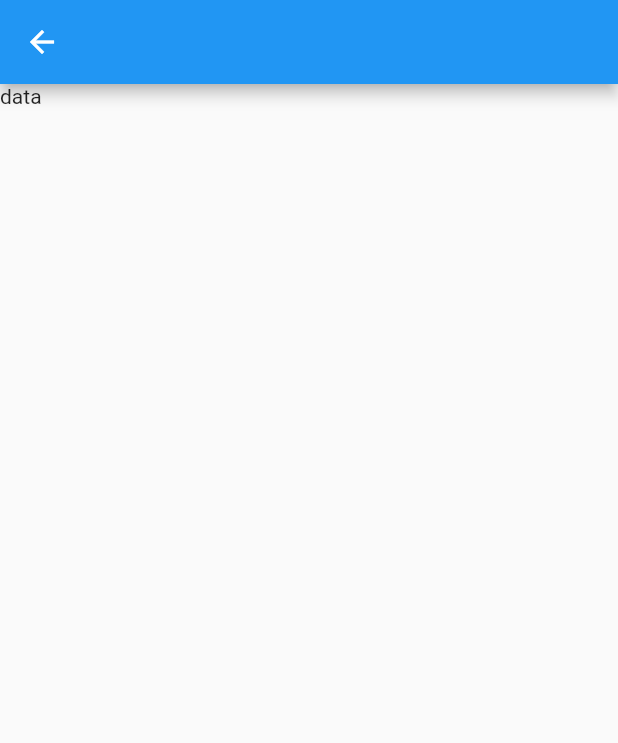
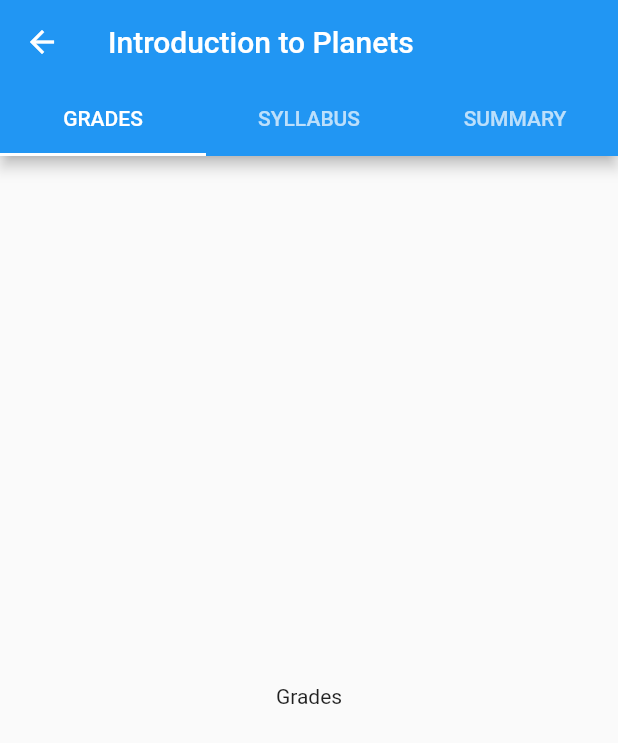
Before and after one commit to UmairJibran/canvasparent, a Flutter app: the screen it shows after launch, after a tap on "Screen 2", on a phone screen of 412 x 824 dp. Shown: the top 743 px of the screen. Run offline on Flutter 3.47's test engine with Material 2 defaults, Android fonts, the phone set to English and light mode, and no system bars.

Commit message:
added tabbar

```diff
--- /dev/null
+++ b/lib/dummy/tabs.dart
@@ -0,0 +1,7 @@
+import '../model/tab.dart';
+
+const List<Tab> tabs = const <Tab>[
+  const Tab(title: 'GRADES'),
+  const Tab(title: 'SYLLABUS'),
+  const Tab(title: 'SUMMARY'),
+];
--- /dev/null
+++ b/lib/model/tab.dart
@@ -0,0 +1,5 @@
+class Tab {
+  const Tab({this.title});
+
+  final String title;
+}
--- a/lib/screens/detailpage.dart
+++ b/lib/screens/detailpage.dart
@@ -1,12 +1,44 @@
+import 'package:canvasparent/dummy/tabs.dart';
+import 'package:canvasparent/widgets/tab_screens/grades.dart';
+import 'package:canvasparent/widgets/tab_screens/summary.dart';
+import 'package:canvasparent/widgets/tab_screens/syllabus.dart';
 import 'package:flutter/material.dart';
+import '../model/tab.dart' as custom;
 
 class DetailPage extends StatelessWidget {
   static const String route = "/detailPage";
+
+  final List<Widget> tabScreens = [
+    Grades(),
+    Syllabus(),
+    Summary(),
+  ];
+
   @override
   Widget build(BuildContext context) {
-    return Scaffold(
-      appBar: AppBar(),
-      body: Text("data"),
+    return MaterialApp(
+      home: DefaultTabController(
+        length: tabs.length,
+        child: Scaffold(
+          appBar: AppBar(
+            leading: IconButton(
+              icon: Icon(Icons.arrow_back),
+              onPressed: () => Navigator.pop(context),
+            ),
+            title: Text('Introduction to Planets'),
+            bottom: TabBar(
+              tabs: tabs.map((custom.Tab tab) {
+                return Tab(
+                  text: tab.title,
+                );
+              }).toList(),
+            ),
+          ),
+          body: TabBarView(
+            children: tabScreens,
+          ),
+        ),
+      ),
     );
   }
 }
--- /dev/null
+++ b/lib/widgets/tab_screens/grades.dart
@@ -0,0 +1,12 @@
+import 'package:flutter/material.dart';
+
+class Grades extends StatelessWidget {
+  @override
+  Widget build(BuildContext context) {
+    return Container(
+      child: Center(
+        child: Text("Grades"),
+      ),
+    );
+  }
+}
--- /dev/null
+++ b/lib/widgets/tab_screens/summary.dart
@@ -0,0 +1,12 @@
+import 'package:flutter/material.dart';
+
+class Summary extends StatelessWidget {
+  @override
+  Widget build(BuildContext context) {
+    return Container(
+      child: Center(
+        child: Text("Summary"),
+      ),
+    );
+  }
+}
--- /dev/null
+++ b/lib/widgets/tab_screens/syllabus.dart
@@ -0,0 +1,12 @@
+import 'package:flutter/material.dart';
+
+class Syllabus extends StatelessWidget {
+  @override
+  Widget build(BuildContext context) {
+    return Container(
+      child: Center(
+        child: Text("Syllabus"),
+      ),
+    );
+  }
+}
```
